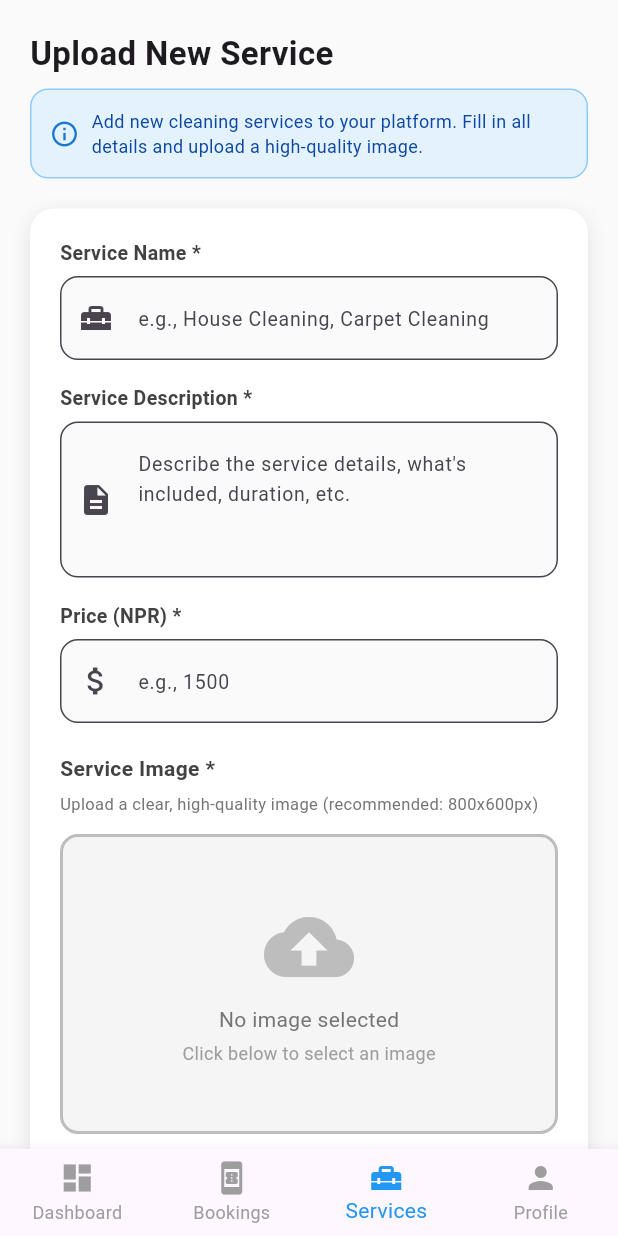
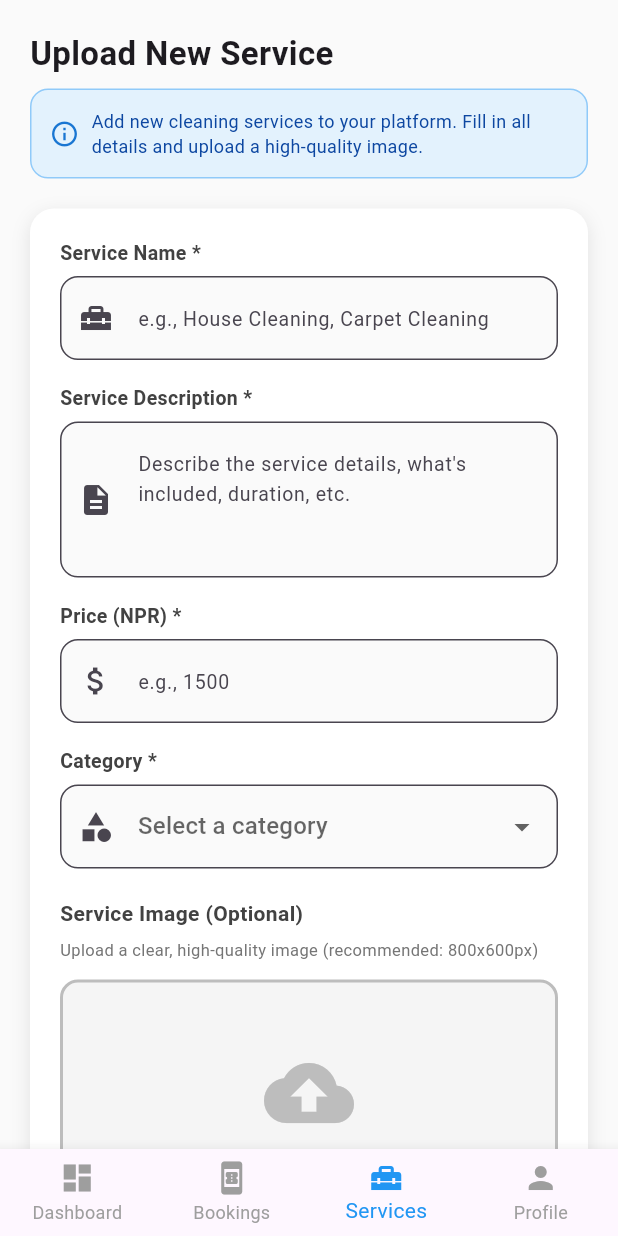
Before and after one commit to Pukar-Timalsena/cleaner_app, a Flutter app: the AdminDashboard screen opened directly, item 3 of the bottom bar chosen, on a phone screen of 412 x 824 dp. Run offline on Flutter 3.47's test engine with Material 3 defaults, Android fonts, the phone set to English and light mode, and no system bars; our stand-ins replace flutter_rating_bar, image_picker, shared_preferences; accounts and stored records are empty.

Commit message:
upload serveice

```diff
--- a/lib/admin.dart
+++ b/lib/admin.dart
@@ -3,6 +3,7 @@ import 'dart:io';
 import 'package:image_picker/image_picker.dart';
 import 'responsive_utils.dart';
 import 'login_page.dart';
+import 'services/api_service.dart';
 
 class AdminDashboard extends StatefulWidget {
   const AdminDashboard({super.key});
@@ -76,6 +77,17 @@ class _AdminDashboardState extends State<AdminDashboard> {
   final TextEditingController _descriptionController = TextEditingController();
   File? _image;
   final picker = ImagePicker();
+  bool _isUploading = false;
+  String? _selectedCategory;
+
+  final List<Map<String, String>> _categories = [
+    {'value': 'house-cleaning', 'label': 'House Cleaning'},
+    {'value': 'carpet-cleaning', 'label': 'Carpet Cleaning'},
+    {'value': 'window-cleaning', 'label': 'Window Cleaning'},
+    {'value': 'sanitary-cleaning', 'label': 'Sanitary Cleaning'},
+    {'value': 'house-painting', 'label': 'House Painting'},
+    {'value': 'other', 'label': 'Other'},
+  ];
 
   Future<void> _pickImage() async {
     final pickedFile = await picker.pickImage(source: ImageSource.gallery);
@@ -86,30 +98,69 @@ class _AdminDashboardState extends State<AdminDashboard> {
     }
   }
 
-  void _uploadFeature() {
-    if (_featureController.text.isNotEmpty &&
-        _descriptionController.text.isNotEmpty &&
-        _priceController.text.isNotEmpty &&
-        _image != null) {
+  Future<void> _uploadFeature() async {
+    if (_featureController.text.isEmpty ||
+        _descriptionController.text.isEmpty ||
+        _priceController.text.isEmpty ||
+        _selectedCategory == null) {
+      ScaffoldMessenger.of(context).showSnackBar(
+        const SnackBar(
+          content: Text('Please fill all required fields'),
+          backgroundColor: Colors.red,
+        ),
+      );
+      return;
+    }
+
+    final price = int.tryParse(_priceController.text);
+    if (price == null || price <= 0) {
+      ScaffoldMessenger.of(context).showSnackBar(
+        const SnackBar(
+          content: Text('Please enter a valid price'),
+          backgroundColor: Colors.red,
+        ),
+      );
+      return;
+    }
+
+    setState(() {
+      _isUploading = true;
+    });
+
+    try {
+      await ApiService.createService(
+        title: _featureController.text,
+        description: _descriptionController.text,
+        category: _selectedCategory!,
+        basePrice: price,
+        image: _image?.path,
+      );
+
       ScaffoldMessenger.of(context).showSnackBar(
         SnackBar(
           content: Text('Service "${_featureController.text}" uploaded successfully!'),
           backgroundColor: Colors.green,
         ),
       );
+
       _featureController.clear();
       _descriptionController.clear();
       _priceController.clear();
       setState(() {
         _image = null;
+        _selectedCategory = null;
       });
-    } else {
+    } catch (e) {
       ScaffoldMessenger.of(context).showSnackBar(
-        const SnackBar(
-          content: Text('Please fill all fields and select an image'),
+        SnackBar(
+          content: Text('Failed to upload: $e'),
           backgroundColor: Colors.red,
         ),
       );
+    } finally {
+      setState(() {
+        _isUploading = false;
+      });
     }
   }
 
@@ -502,11 +553,48 @@ class _AdminDashboardState extends State<AdminDashboard> {
                       ),
                     ),
 
+                    SizedBox(height: responsive.spacing(16)),
+
+                    // Category Field
+                    Text(
+                      "Category *",
+                      style: TextStyle(
+                        fontSize: responsive.responsiveFontSize(13),
+                        fontWeight: FontWeight.bold,
+                        color: Colors.grey.shade800,
+                      ),
+                    ),
+                    SizedBox(height: responsive.spacing(6)),
+                    DropdownButtonFormField<String>(
+                      value: _selectedCategory,
+                      decoration: InputDecoration(
+                        hintText: 'Select a category',
+                        hintStyle: TextStyle(fontSize: responsive.responsiveFontSize(13)),
+                        border: OutlineInputBorder(
+                          borderRadius: BorderRadius.circular(12),
+                        ),
+                        prefixIcon: const Icon(Icons.category),
+                        filled: true,
+                        fillColor: Colors.grey.shade50,
+                      ),
+                      items: _categories.map((category) {
+                        return DropdownMenuItem<String>(
+                          value: category['value'],
+                          child: Text(category['label']!),
+                        );
+                      }).toList(),
+                      onChanged: (value) {
+                        setState(() {
+                          _selectedCategory = value;
+                        });
+                      },
+                    ),
+
                     SizedBox(height: responsive.spacing(20)),
 
                     // Image Upload Section
                     Text(
-                      "Service Image *",
+                      "Service Image (Optional)",
                       style: TextStyle(
                         fontSize: responsive.responsiveFontSize(14),
                         fontWeight: FontWeight.bold,
@@ -594,11 +682,23 @@ class _AdminDashboardState extends State<AdminDashboard> {
                         SizedBox(width: responsive.spacing(12)),
                         Expanded(
                           child: ElevatedButton.icon(
-                            onPressed: _uploadFeature,
-                            icon: const Icon(Icons.upload, color: Colors.white),
-                            label: const Text('Upload Service', style: TextStyle(color: Colors.white)),
+                            onPressed: _isUploading ? null : _uploadFeature,
+                            icon: _isUploading
+                                ? const SizedBox(
+                                    width: 20,
+                                    height: 20,
+                                    child: CircularProgressIndicator(
+                                      strokeWidth: 2,
+                                      valueColor: AlwaysStoppedAnimation<Color>(Colors.white),
+                                    ),
+                                  )
+                                : const Icon(Icons.upload, color: Colors.white),
+                            label: Text(
+                              _isUploading ? 'Uploading...' : 'Upload Service',
+                              style: const TextStyle(color: Colors.white),
+                            ),
                             style: ElevatedButton.styleFrom(
-                              backgroundColor: Colors.green,
+                              backgroundColor: _isUploading ? Colors.grey : Colors.green,
                               padding: EdgeInsets.symmetric(vertical: responsive.spacing(14)),
                               shape: RoundedRectangleBorder(
                                 borderRadius: BorderRadius.circular(12),
```
Also changed, not shown: lib/services/api_service.dart (+48 -0 lines).
